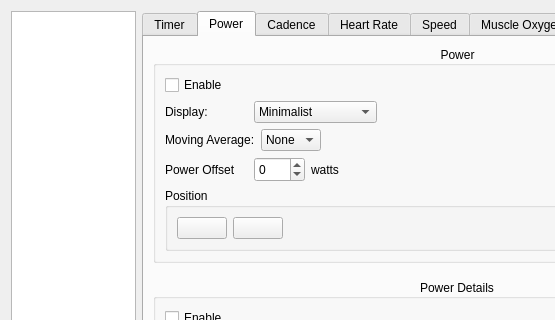
First picture: the form in src/ui/dialogconfig.ui, repository MaximumTrainer/MaximumTrainer_Redux, before the edit; both pictures show x 0 to 555 and y 0 to 320 of the 790 by 503 pixel window.
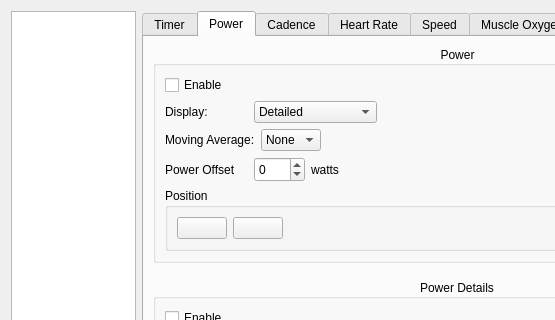
Second picture: the form after the edit. The open tabs and pages were chosen to show the change. Icons and pictures are not drawn. Custom widgets are drawn as their Qt base class.

Commit message: ui: restore classic configurable metric widgets; drop QML dashboard + Minimalist mode

```diff
--- a/src/ui/dialogconfig.ui
+++ b/src/ui/dialogconfig.ui
@@ -597,11 +597,6 @@
                     <height>0</height>
                    </size>
                   </property>
-                  <item>
-                   <property name="text">
-                    <string>Minimalist</string>
-                   </property>
-                  </item>
                   <item>
                    <property name="text">
                     <string>Detailed</string>
```
Left out of the diff: 10 changed lines with no effect on the pictures. The commit also changes 15 other files.
